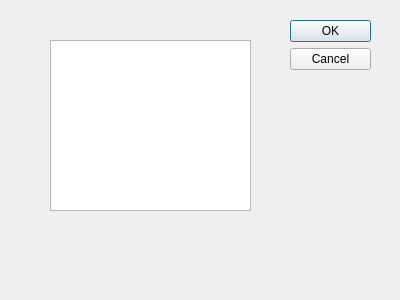
Old version of the form KocoPro/exchangeboard.ui in the repository windhunterSB/Homework.
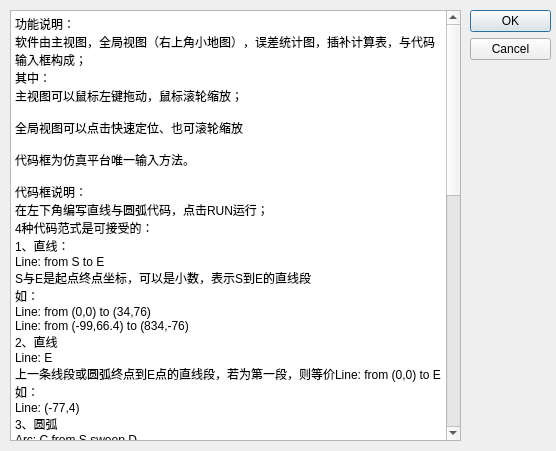
New version of the form.

The edit to the form file:
```diff
--- a/KocoPro/exchangeboard.ui
+++ b/KocoPro/exchangeboard.ui
@@ -6,8 +6,8 @@
    <rect>
     <x>0</x>
     <y>0</y>
-    <width>400</width>
-    <height>300</height>
+    <width>556</width>
+    <height>451</height>
    </rect>
   </property>
   <property name="windowTitle">
@@ -16,8 +16,8 @@
   <widget class="QDialogButtonBox" name="buttonBox">
    <property name="geometry">
     <rect>
-     <x>290</x>
-     <y>20</y>
+     <x>470</x>
+     <y>10</y>
      <width>81</width>
      <height>241</height>
     </rect>
@@ -29,15 +29,78 @@
     <set>QDialogButtonBox::Cancel|QDialogButtonBox::Ok</set>
    </property>
   </widget>
-  <widget class="QTextEdit" name="textEdit">
+  <widget class="QPlainTextEdit" name="plainTextEdit">
    <property name="geometry">
     <rect>
-     <x>50</x>
-     <y>40</y>
-     <width>201</width>
-     <height>171</height>
+     <x>10</x>
+     <y>10</y>
+     <width>451</width>
+     <height>431</height>
     </rect>
    </property>
+   <property name="readOnly">
+    <bool>true</bool>
+   </property>
+   <property name="plainText">
+    <string>功能说明：
+软件由主视图，全局视图（右上角小地图），误差统计图，插补计算表，与代码输入框构成；
+其中：
+主视图可以鼠标左键拖动，鼠标滚轮缩放；
+
+全局视图可以点击快速定位、也可滚轮缩放
+
+代码框为仿真平台唯一输入方法。
+
+代码框说明：
+在左下角编写直线与圆弧代码，点击RUN运行；
+4种代码范式是可接受的：
+1、直线：
+Line: from S to E
+S与E是起点终点坐标，可以是小数，表示S到E的直线段
+如：
+Line: from (0,0) to (34,76)
+Line: from (-99,66.4) to (834,-76)
+2、直线
+Line: E
+上一条线段或圆弧终点到E点的直线段，若为第一段，则等价Line: from (0,0) to E
+如：
+Line: (-77,4)
+3、圆弧
+Arc: C from S sweep D
+C与S为圆弧圆心与起始点坐标，D为绕转角度，范围是[-360,360]其中D&gt;0是逆时针，&lt;0为顺时针,360为1圈
+如：
+Arc: (0,0) from (100,0) sweep 90
+Arc: (100,100) from (0,0) sweep -270
+4、圆弧
+Arc: C from S to E Clock/Unclock
+C、S、E是圆心起点和终点， Clock/Unclock为选择绕转方向顺时针或逆时针
+如：
+Arc:(0,0) from (100,0) to (0,100) Clock
+Arc:(0,0) from (100,0) to (0,100) Unclock
+==========================
+注意：
+1、代码一行只能输入一句代码
+如：Line：(1,1) Line: (2,2) 是不对的
+需要把它们分在两行；另外一个完整语句必须写在一行内，这里的行以回车结尾，如果一行太长自动换行不算两行代码（虽然看起来像两行）
+2、空行是合法的，包括一行中有很多空格；
+3、关键字有Line, Arc, from, to, sweep, Clock, Unclock，, #, Warning
+其中 # 为注释语句，一行中#之后的内容编译忽略；如果一句话出现问题，该句会被自动标上Warning，需要您的修改
+#################################
+附一个Sample：
+你可以直接粘贴以下代码到代码框并运行
+#H
+Line: from (8,150) to (2,10)
+Line: from (5,80) to (50,80)
+Line: from (53,150) to (47,10)
+#i
+Line: from (80,90) to (76,10)
+Line: from (76,130) to (85,110)
+#!
+Arc: ( 120,140) from ( 126 , 140 ) sweep 180
+Line: (120,30)
+Line: (126,140)
+Arc: (120,15) from (123,15) sweep -360</string>
+   </property>
   </widget>
  </widget>
  <resources/>
```
